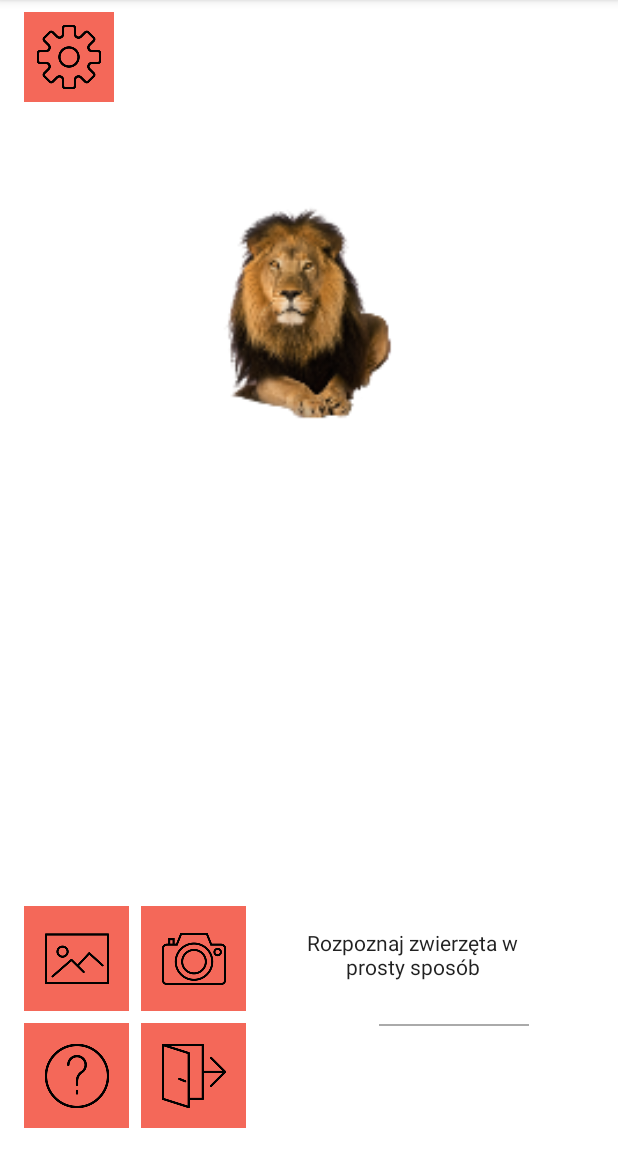
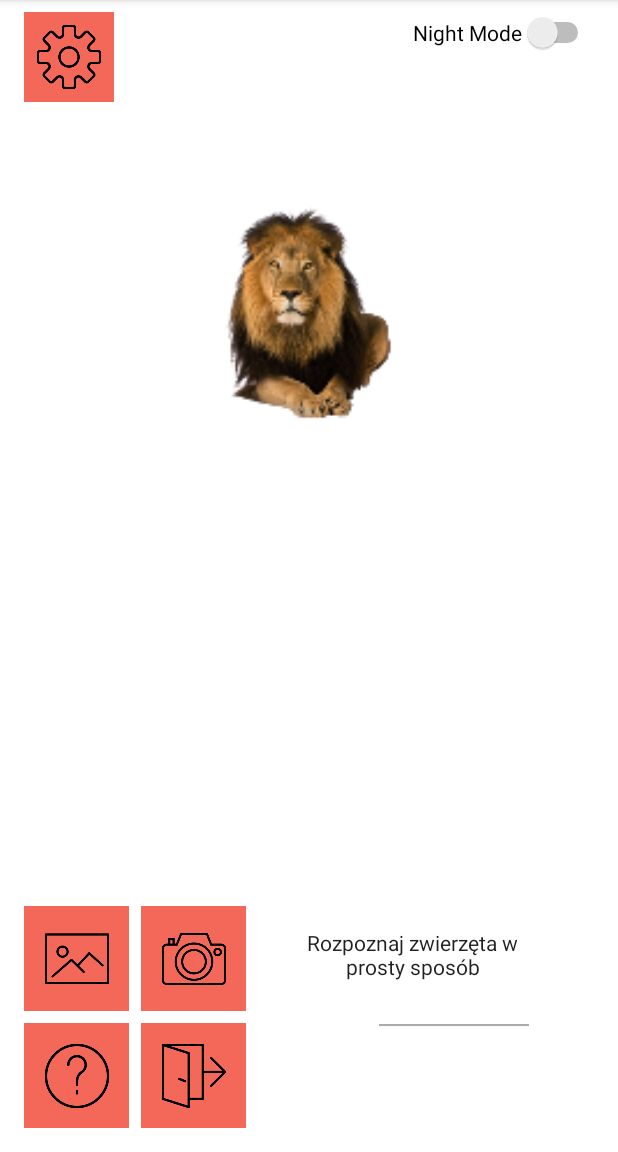
Before and after one commit to pawel2973/AnimalFinder, an Android app: the screen it shows after launch (MainActivity), on a phone screen of 412 x 824 dp, the part 84-1236 px from its top. Run offline under Robolectric (Android 15) with nearby library versions, the phone set to English and light mode, and no system bars.

```diff
--- a/app/src/main/AndroidManifest.xml
+++ b/app/src/main/AndroidManifest.xml
@@ -2,6 +2,9 @@
 <manifest xmlns:android="http://schemas.android.com/apk/res/android"
     package="com.example.perkoz.animalfinder">
     <uses-permission android:name="android.permission.WRITE_EXTERNAL_STORAGE" />
+    <!-- necessary permissions to make network calls and for getting account informations (necessary for the OAuth request) -->
+    <uses-permission android:name="android.permission.GET_ACCOUNTS"/>
+    <uses-permission android:name="android.permission.INTERNET"/>
 
     <application
         android:allowBackup="true"
--- a/app/src/main/java/com/example/perkoz/animalfinder/MainActivity.java
+++ b/app/src/main/java/com/example/perkoz/animalfinder/MainActivity.java
@@ -2,6 +2,7 @@ package com.example.perkoz.animalfinder;
 
 import android.content.Intent;
 import android.graphics.Bitmap;
+import android.graphics.Color;
 import android.net.Uri;
 import android.provider.MediaStore;
 import android.support.v7.app.AppCompatActivity;
@@ -9,15 +10,20 @@ import android.os.Bundle;
 import android.view.View;
 import android.widget.ImageButton;
 import android.widget.ImageView;
+import android.widget.Switch;
 import android.widget.TextView;
 
 import java.io.IOException;
 
+/* API KEY */
+/*  */
 
 public class MainActivity extends AppCompatActivity implements View.OnClickListener {
 
     private ImageView image;
     private ImageButton cameraButton, galleryButton, exitButton;
+    private Switch nightSwitch;
+    private View layout;
     //private static final int SELECT_PICTURE = 1;
     private final int REQUEST_IMAGE_CAPTURE = 1, REQUEST_IMAGE_GALLERY = 2;
     private TextView text;
@@ -35,6 +41,9 @@ public class MainActivity extends AppCompatActivity implements View.OnClickListe
         galleryButton.setOnClickListener(this);
         exitButton = (ImageButton) findViewById(R.id.imageButtonExit);
         exitButton.setOnClickListener(this);
+        layout = (View)findViewById(R.id.background);
+        nightSwitch = (Switch) findViewById(R.id.switchNight);
+        nightSwitch.setOnClickListener(this);
     }
 
     // -------------------- onClick Events --------------------
@@ -55,6 +64,12 @@ public class MainActivity extends AppCompatActivity implements View.OnClickListe
             case R.id.imageButtonExit:
                 finish();
                 System.exit(0);
+            case R.id.switchNight:
+                if(nightSwitch.isChecked()){
+                    layout.setBackgroundColor(Color.YELLOW);
+                }else{
+                    layout.setBackgroundColor(Color.WHITE);
+                }
         }
     }
 
--- a/app/src/main/res/layout/activity_main.xml
+++ b/app/src/main/res/layout/activity_main.xml
@@ -5,6 +5,7 @@
     android:layout_width="match_parent"
     android:layout_height="match_parent"
     android:background="#FFFFFF"
+    android:id="@+id/background"
     tools:context=".MainActivity"
     tools:layout_editor_absoluteY="81dp">
 
@@ -95,13 +96,13 @@
         android:text="@string/DescriptionContent"
         android:textAppearance="@style/TextAppearance.AppCompat.Body1"
         android:textSize="14sp"
-        app:layout_constraintBottom_toTopOf="@+id/view"
+        app:layout_constraintBottom_toTopOf="@+id/HorizontalLine"
         app:layout_constraintEnd_toEndOf="parent"
         app:layout_constraintHorizontal_bias="0.281"
         app:layout_constraintStart_toEndOf="@+id/imageButtonCamera" />
 
     <View
-        android:id="@+id/view"
+        android:id="@+id/HorizontalLine"
         android:layout_width="100dp"
         android:layout_height="1dp"
         android:layout_marginStart="8dp"
@@ -127,4 +128,14 @@
         app:layout_constraintTop_toTopOf="parent"
         app:srcCompat="@mipmap/lion_foreground" />
 
+    <Switch
+        android:id="@+id/switchNight"
+        android:layout_width="wrap_content"
+        android:layout_height="wrap_content"
+        android:layout_marginTop="8dp"
+        android:layout_marginEnd="16dp"
+        android:text="@string/NightMode"
+        app:layout_constraintEnd_toEndOf="parent"
+        app:layout_constraintTop_toTopOf="parent" />
+
 </android.support.constraint.ConstraintLayout>
--- a/app/src/main/res/values/strings.xml
+++ b/app/src/main/res/values/strings.xml
@@ -9,4 +9,5 @@
     <string name="Description">Description</string>
     <string name="Prediction">Prediction</string>
     <string name="DescriptionContent">Rozpoznaj zwierzęta w prosty sposób</string>
+    <string name="NightMode">Night Mode </string>
 </resources>
```
Also changed, not shown: app/build.gradle (+16 -0 lines).
